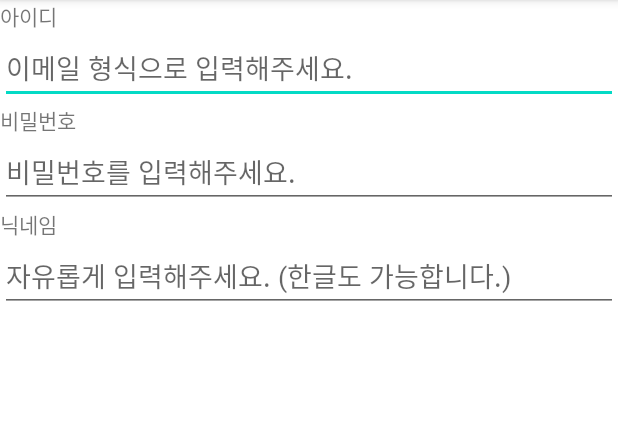
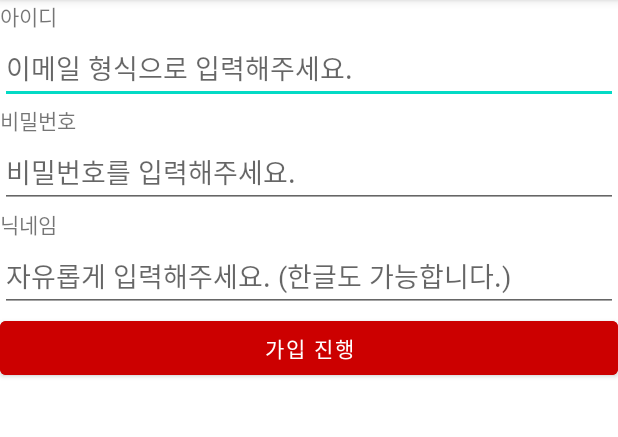
Before and after one commit to no1msh/UIPractice_20220219, an Android app: the screen it shows after launch (MainActivity), on a phone screen of 412 x 824 dp, the part 84-521 px from its top. Run offline under Robolectric (Android 15) with nearby library versions, the phone set to English and light mode, and no system bars.

Commit message:
Button 태그 배치 - backgroundTint로 색조 변경

```diff
--- a/app/src/main/res/layout/activity_main.xml
+++ b/app/src/main/res/layout/activity_main.xml
@@ -41,4 +41,10 @@
         android:imeOptions="actionSend"
         android:hint="자유롭게 입력해주세요. (한글도 가능합니다.)" />
 
+    <Button
+        android:layout_width="match_parent"
+        android:layout_height="wrap_content"
+        android:text="가입 진행"
+        android:backgroundTint="#cc0000"/>
+
 </LinearLayout>
```
